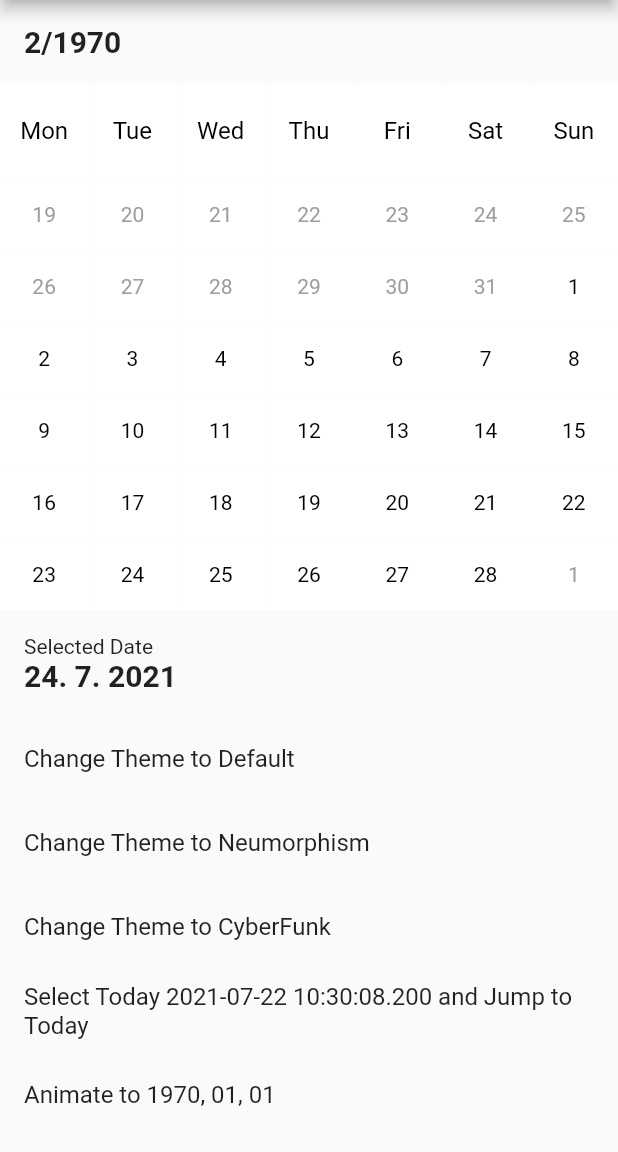
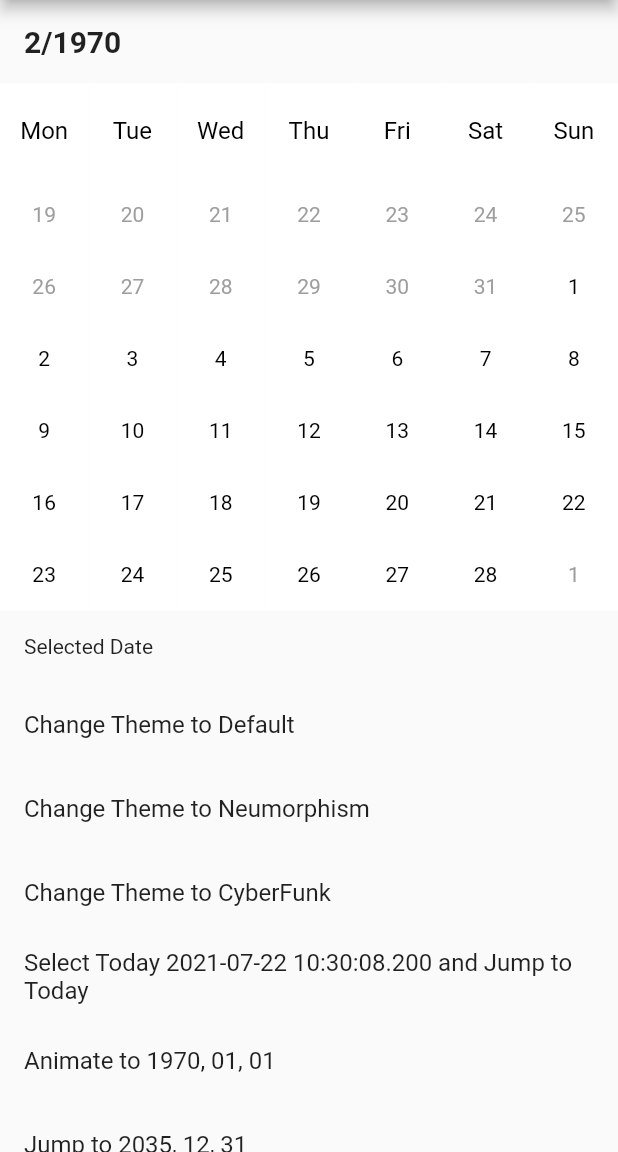
Before and after one commit to ChangJoo-Park/flutter_monthly_calendar, a Flutter app: the screen it shows after launch, swiped to page 2, on a phone screen of 412 x 824 dp, the part 84-1236 px from its top. Run offline on Flutter 3.47's test engine with Material 2 defaults, Android fonts, the phone set to English and light mode, and no system bars; drawn by our look-alikes of expandable_page_view.

Commit message:
Update example when selectedDateTime not exists

```diff
--- a/example/lib/main.dart
+++ b/example/lib/main.dart
@@ -33,7 +33,7 @@ class MyHomePage extends StatefulWidget {
 }
 
 class _MyHomePageState extends State<MyHomePage> {
-  late DateTime selectedDateTime;
+  late DateTime? selectedDateTime;
   late String title = '';
   late MonthlyCalendarController controller;
   late MonthlyCalendarThemeData theme = DefaultMonthlyCalendarThemeData();
@@ -42,8 +42,11 @@ class _MyHomePageState extends State<MyHomePage> {
   bool shortHeader = true;
   @override
   void initState() {
-    selectedDateTime = widget.selectedDateTime;
-    title = '${selectedDateTime.month}/${selectedDateTime.year}';
+    selectedDateTime = null;
+    if (selectedDateTime != null) {
+      title = '${selectedDateTime!.month}/${selectedDateTime!.year}';
+    }
+
     controller = MonthlyCalendarController();
     super.initState();
   }
@@ -90,11 +93,13 @@ class _MyHomePageState extends State<MyHomePage> {
                 crossAxisAlignment: CrossAxisAlignment.start,
                 children: [
                   Container(child: Text('Selected Date')),
-                  Container(
-                      child: Text(
-                    '${selectedDateTime.day}. ${selectedDateTime.month}. ${selectedDateTime.year}',
-                    style: TextStyle(fontSize: 20, fontWeight: FontWeight.bold),
-                  )),
+                  if (selectedDateTime != null)
+                    Container(
+                        child: Text(
+                      '${selectedDateTime!.day}. ${selectedDateTime!.month}. ${selectedDateTime!.year}',
+                      style:
+                          TextStyle(fontSize: 20, fontWeight: FontWeight.bold),
+                    )),
                 ],
               ),
             ),
@@ -137,7 +142,7 @@ class _MyHomePageState extends State<MyHomePage> {
           setState(() {
             selectedDateTime = DateTime.now();
           });
-          controller.jumpTo(selectedDateTime);
+          controller.jumpTo(selectedDateTime!);
         },
       ),
       ListTile(
```
